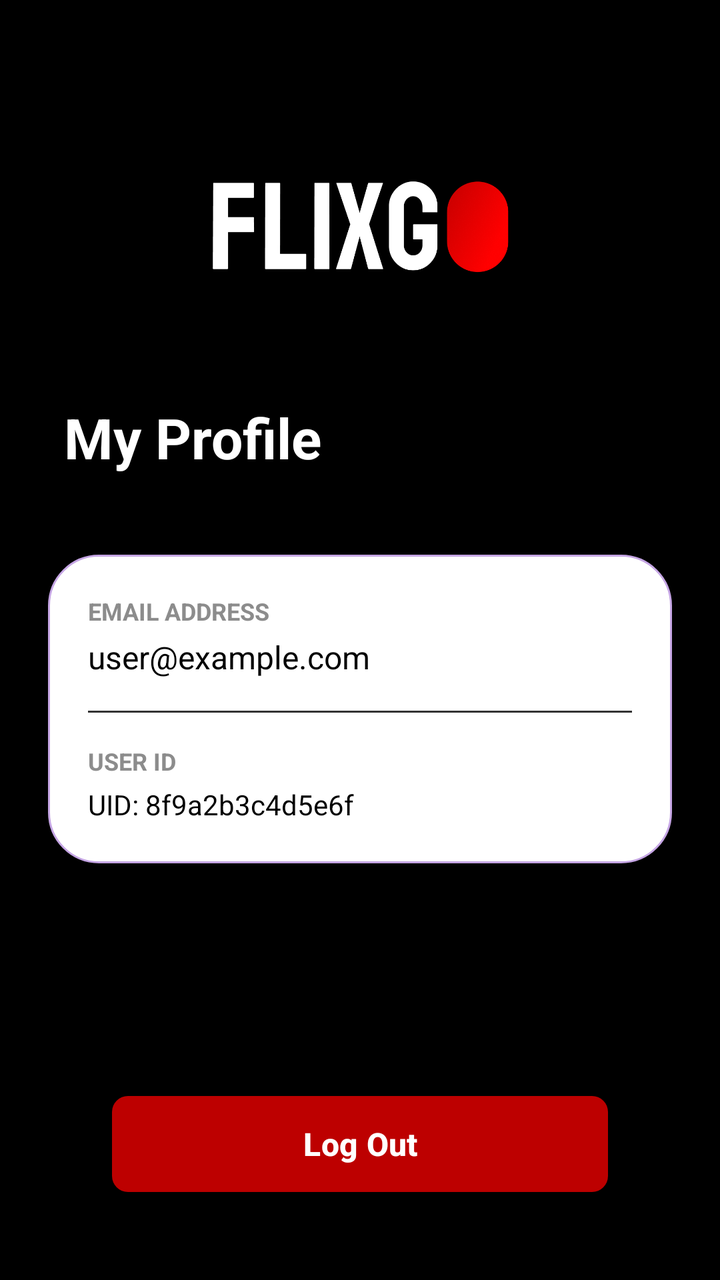
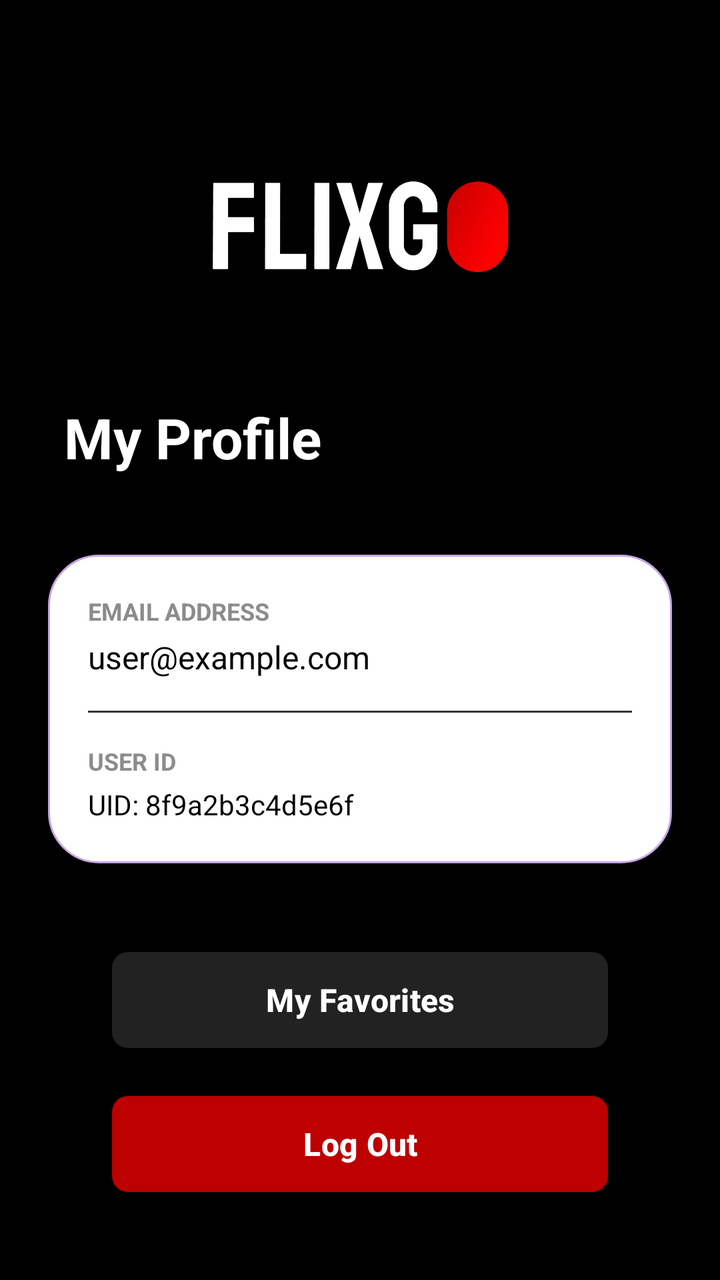

Before-and-after screenshots of an Android layout around one commit, followed by the original layout XML and the change that was made.
<!-- AndroidManifest.xml: application theme Theme.Material3.DayNight.NoActionBar -->
<!-- res/layout/activity_profile.xml -->
<?xml version="1.0" encoding="utf-8"?>
<androidx.constraintlayout.widget.ConstraintLayout
    xmlns:android="http://schemas.android.com/apk/res/android"
    xmlns:app="http://schemas.android.com/apk/res-auto"
    xmlns:tools="http://schemas.android.com/tools"
    android:layout_width="match_parent"
    android:layout_height="match_parent"
    android:background="#000000"
    android:padding="24dp">

  <TextView
      android:id="@+id/txtTitle"
      android:layout_width="wrap_content"
      android:layout_height="wrap_content"
      android:layout_marginStart="8dp"
      android:layout_marginTop="176dp"
      android:text="My Profile"
      android:textColor="#FFFFFF"
      android:textSize="28sp"
      android:textStyle="bold"
      app:layout_constraintStart_toStartOf="parent"
      app:layout_constraintTop_toTopOf="parent" />

  <LinearLayout
      android:id="@+id/profileCard"
      android:layout_width="0dp"
      android:layout_height="wrap_content"
      android:layout_marginTop="40dp"
      android:background="@drawable/et_rounded_bg"
      android:orientation="vertical"
      android:padding="20dp"
      app:layout_constraintEnd_toEndOf="parent"
      app:layout_constraintStart_toStartOf="parent"
      app:layout_constraintTop_toBottomOf="@+id/txtTitle">

    <TextView
        android:layout_width="wrap_content"
        android:layout_height="wrap_content"
        android:text="EMAIL ADDRESS"
        android:textColor="#8C8C8C"
        android:textSize="12sp"
        android:textStyle="bold" />

    <TextView
        android:id="@+id/txtEmail"
        android:layout_width="match_parent"
        android:layout_height="wrap_content"
        android:layout_marginTop="4dp"
        android:text="user@example.com"
        android:textColor="#000000"
        android:textSize="16sp" />

    <View
        android:layout_width="match_parent"
        android:layout_height="1dp"
        android:layout_marginTop="16dp"
        android:layout_marginBottom="16dp"
        android:background="#333333" />

    <TextView
        android:layout_width="wrap_content"
        android:layout_height="wrap_content"
        android:text="USER ID"
        android:textColor="#8C8C8C"
        android:textSize="12sp"
        android:textStyle="bold" />

    <TextView
        android:id="@+id/txtUid"
        android:layout_width="match_parent"
        android:layout_height="wrap_content"
        android:layout_marginTop="4dp"
        android:text="UID: 8f9a2b3c4d5e6f"
        android:textColor="#000000"
        android:textSize="14sp" />

  </LinearLayout>

  <com.google.android.material.button.MaterialButton
      android:id="@+id/btnLogout"
      android:layout_width="0dp"
      android:layout_height="56dp"
      android:layout_marginStart="32dp"
      android:layout_marginEnd="32dp"
      android:layout_marginBottom="16dp"
      android:text="Log Out"
      android:textColor="#FFFFFF"
      android:textSize="16sp"
      android:textStyle="bold"
      app:backgroundTint="#BD0000"
      app:cornerRadius="8dp"
      app:layout_constraintBottom_toBottomOf="parent"
      app:layout_constraintEnd_toEndOf="parent"
      app:layout_constraintStart_toStartOf="parent" />

  <ImageView
      android:id="@+id/imageView2"
      android:layout_width="163dp"
      android:layout_height="175dp"
      android:layout_marginTop="4dp"
      app:layout_constraintEnd_toEndOf="parent"
      app:layout_constraintStart_toStartOf="parent"
      app:layout_constraintTop_toTopOf="parent"
      app:srcCompat="@drawable/applogo" />

</androidx.constraintlayout.widget.ConstraintLayout>
<!-- resources referenced by this layout -->
<resources>
  <!-- drawable applogo: png bitmap (drawable-mdpi, 39021 bytes) -->
  <!-- drawable et_rounded_bg (drawable) -->
  <shape xmlns:android="http://schemas.android.com/apk/res/android"
      android:shape="rectangle">
      <solid android:color="#FFFFFF" />
      <stroke android:width="1dp" android:color="#C5A5E4" />
      <corners android:radius="25dp" />
  </shape>
</resources>

<!-- the commit's change to res/layout/activity_profile.xml (unified diff, before → after) -->
@@ -77,6 +77,23 @@
   </LinearLayout>
 
   <com.google.android.material.button.MaterialButton
+      android:id="@+id/btnGoToFavorites"
+      android:layout_width="0dp"
+      android:layout_height="56dp"
+      android:layout_marginStart="32dp"
+      android:layout_marginEnd="32dp"
+      android:layout_marginBottom="16dp"
+      android:text="My Favorites"
+      android:textColor="#FFFFFF"
+      android:textSize="16sp"
+      android:textStyle="bold"
+      app:backgroundTint="#222222"
+      app:cornerRadius="8dp"
+      app:layout_constraintBottom_toTopOf="@+id/btnLogout"
+      app:layout_constraintEnd_toEndOf="parent"
+      app:layout_constraintStart_toStartOf="parent" />
+
+  <com.google.android.material.button.MaterialButton
       android:id="@+id/btnLogout"
       android:layout_width="0dp"
       android:layout_height="56dp"
